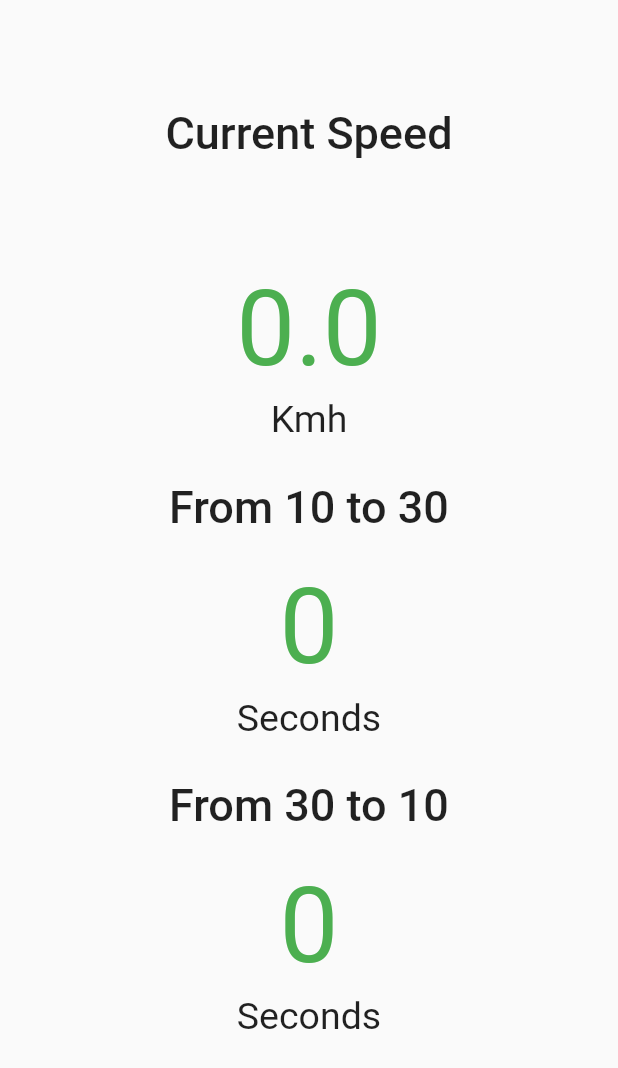
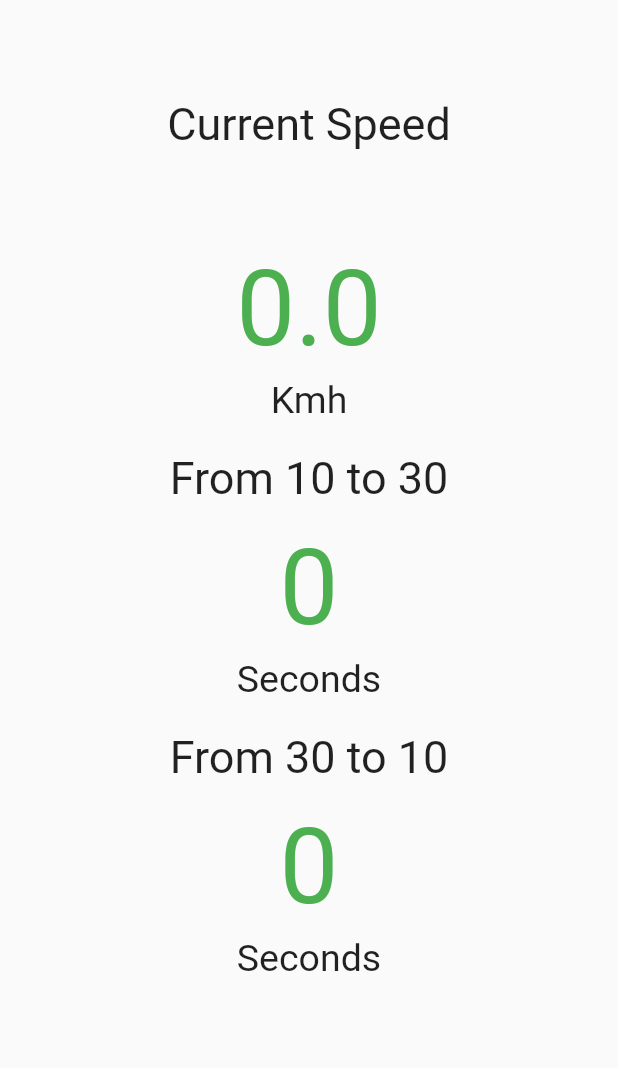
Before and after one commit to ReemNabil/connected-car, a Flutter app: the screen it shows after launch, on a phone screen of 412 x 824 dp. Shown: the top 1068 px of the screen. Run offline on Flutter 3.47's test engine with Material 2 defaults, Android fonts, the phone set to English and light mode, and no system bars; our stand-ins replace bloc, flutter_bloc, geolocator; Roboto replaces fonts that are missing (Digital).

Commit message:
edit speed using IIFE

```diff
--- a/lib/Pages/components/speedView.dart
+++ b/lib/Pages/components/speedView.dart
@@ -40,14 +40,21 @@ class _SpeedState extends State<Speed> {
           children: <Widget>[
             new Padding(
               padding: const EdgeInsets.all(65.0),
-                child: FlatButton(
-                    onPressed: () {
-                      positionBloc.add(PostionEvent.currantpositionchanged);
-                    },
               child: Text("Current Speed",
                   style: TextStyle(
                     fontSize: 30,
-                        )))),
+                  )),
+              // child: FlatButton(
+              //     onPressed: () {
+              //       positionBloc.add(PostionEvent.currantpositionchanged);
+              //     },
+              //     child: Text("Current Speed",
+              //         style: TextStyle(
+              //           fontSize: 30,
+              //         )
+              //         )
+              //         )
+            ),
             BlocBuilder<PositionBloc, Position>(
               bloc: positionBloc,
               builder: (context, state) {
@@ -60,8 +67,15 @@ class _SpeedState extends State<Speed> {
                   } else {
                     speedOfCurrentPostion = 0.0;
                   }
-
-                  return Text('$speedOfCurrentPostion',
+                  return Text(
+                      // '$speedOfCurrentPostion'
+                      (() {
+                        if (state != null)
+                          return '${((18 / 5) * (state.speed)).roundToDouble()}';
+                        else {
+                          return '..';
+                        }
+                      }()),
                       style: TextStyle(
                         fontSize: 70,
                         fontFamily: "Digital",
@@ -85,14 +99,21 @@ class _SpeedState extends State<Speed> {
                     ))),
             new Padding(
               padding: const EdgeInsets.all(15.0),
-                child: FlatButton(
-                    onPressed: () {
-                      positionBloc.add(PostionEvent.lastpositionchanged);
-                    },
               child: Text("From 10 to 30",
                   style: TextStyle(
                     fontSize: 30,
-                        )))),
+                  )),
+              // FlatButton(
+              //     onPressed: () {
+              //       positionBloc.add(PostionEvent.lastpositionchanged);
+              //     },
+              //     child: Text("From 10 to 30",
+              //         style: TextStyle(
+              //           fontSize: 30,
+              //         )
+              //         )
+              //         )
+            ),
             BlocBuilder<PositionBloc, Position>(
               bloc: positionBloc,
               builder: (context, state) {
@@ -113,7 +134,15 @@ class _SpeedState extends State<Speed> {
 
                     int timeBtween = timeofCurrentSpeed - timeoflastSpeed;
 
-                    return Text('$timeBtween',
+                    return Text(
+                      // '$timeBtween',
+                     (() {
+                        if (state != null)
+                          return '${timeBtween}';
+                        else {
+                          return '..';
+                        }
+                      }()),
                         style: TextStyle(
                           fontSize: 70,
                           fontFamily: "Digital",
@@ -144,14 +173,21 @@ class _SpeedState extends State<Speed> {
                     ))),
             new Padding(
                 padding: const EdgeInsets.all(15.0),
-                child: FlatButton(
-                    onPressed: () {
-                      positionBloc.add(PostionEvent.lastpositionchanged);
-                    },
-                    child: Text("From 30 to 10",
+                child:  Text("From 30 to 10",
                         style: TextStyle(
                           fontSize: 30,
-                        )))),
+                        )),
+                // FlatButton(
+                //     onPressed: () {
+                //       positionBloc.add(PostionEvent.lastpositionchanged);
+                //     },
+                //     child:
+                //      Text("From 30 to 10",
+                //         style: TextStyle(
+                //           fontSize: 30,
+                //         ))
+                //         )
+                        ),
             BlocBuilder<PositionBloc, Position>(
               bloc: positionBloc,
               builder: (context, state) {
@@ -172,7 +208,15 @@ class _SpeedState extends State<Speed> {
 
                     int timeBtween = timeofCurrentSpeed - timeoflastSpeed;
 
-                    return Text('$timeBtween',
+                    return Text(
+                      //'$timeBtween',
+                         (() {
+                        if (state != null)
+                          return '${timeBtween}';
+                        else {
+                          return '..';
+                        }
+                      }()),
                         style: TextStyle(
                           fontSize: 70,
                           fontFamily: "Digital",
```
Lines whose indentation alone changed are shown as unchanged.
